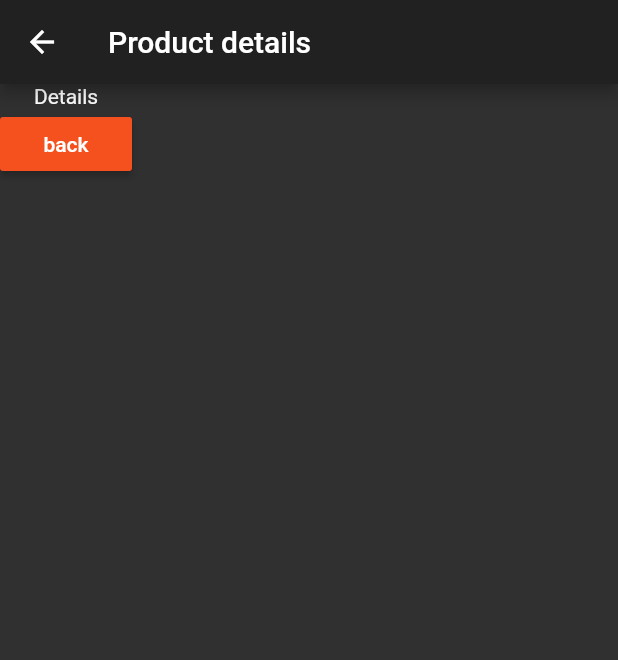
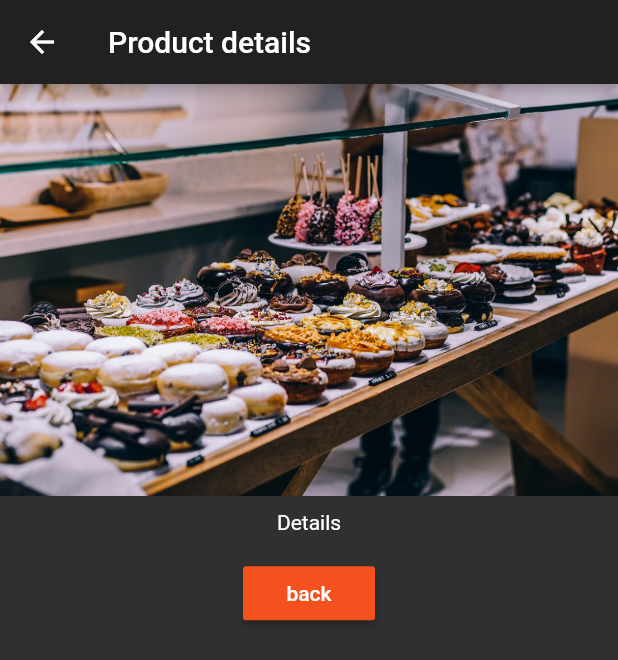
Before and after one commit to quoraboy/LearningFlutter-1st-, a Flutter app: the pro screen opened directly, on a phone screen of 412 x 824 dp. Shown: the top 660 px of the screen. Run offline on Flutter 3.47's test engine with Material 2 defaults, Android fonts, the phone set to English and light mode, and no system bars.

Commit message:
Worked on the UI of 2nd activity of the app

```diff
--- a/flutter_course_first_project/lib/pages/product_page.dart
+++ b/flutter_course_first_project/lib/pages/product_page.dart
@@ -6,15 +6,17 @@ class pro extends StatelessWidget {
     // TODO: implement build
     return Scaffold(
       appBar: AppBar(title: Text('Product details')),
-      body: Column(
-        children: <Widget>[
-          Text('Details'),
-          RaisedButton(
+      body:Column(
+        crossAxisAlignment: CrossAxisAlignment.center,
+        children: <Widget>[Image.asset('lib/assets/food.jpg'),
+         Container(padding: EdgeInsets.all(10.0) ,child: Text('Details')) ,
+          Container(padding: EdgeInsets.all(5.0),child: RaisedButton(
             child: Text('back'),
             onPressed: () => Navigator.pop(context),
-          )
+          ))
+
         ],
-      ),
+      ) ,
     );
   }
 }
```
